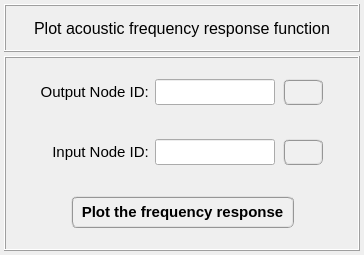
Qt form pulse/interface/ui_files/plots/results/acoustic/plot_acoustic_frequency_response_function.ui (open-pulse/OpenPulse) before a commit.
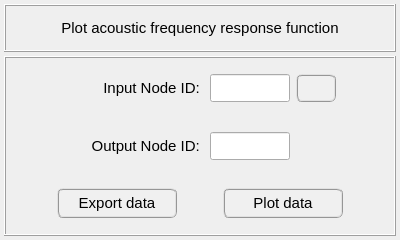
The same form after that commit.

Commit message: Adjusts on acoustic results widgets

Diff of the .ui file:
```diff
--- a/pulse/interface/ui_files/plots/results/acoustic/plot_acoustic_frequency_response_function.ui
+++ b/pulse/interface/ui_files/plots/results/acoustic/plot_acoustic_frequency_response_function.ui
@@ -6,8 +6,8 @@
    <rect>
     <x>0</x>
     <y>0</y>
-    <width>364</width>
-    <height>255</height>
+    <width>400</width>
+    <height>240</height>
    </rect>
   </property>
   <property name="windowTitle">
@@ -30,7 +30,7 @@
     <number>4</number>
    </property>
    <item row="0" column="0">
-    <widget class="QFrame" name="frame">
+    <widget class="QFrame" name="frame_title">
      <property name="minimumSize">
       <size>
        <width>0</width>
@@ -85,7 +85,7 @@
         <property name="font">
          <font>
           <family>MS Shell Dlg 2</family>
-          <pointsize>12</pointsize>
+          <pointsize>11</pointsize>
           <weight>50</weight>
           <italic>false</italic>
           <bold>false</bold>
@@ -106,7 +106,7 @@
     </widget>
    </item>
    <item row="1" column="0">
-    <widget class="QFrame" name="frame_2">
+    <widget class="QFrame" name="frame_main">
      <property name="minimumSize">
       <size>
        <width>0</width>
@@ -141,18 +141,18 @@
       <property name="spacing">
        <number>4</number>
       </property>
-      <item row="1" column="0">
-       <widget class="QFrame" name="frame_denominator">
+      <item row="3" column="0">
+       <widget class="QFrame" name="frame_buttons">
         <property name="minimumSize">
          <size>
           <width>0</width>
-          <height>0</height>
+          <height>52</height>
          </size>
         </property>
         <property name="maximumSize">
          <size>
           <width>16777215</width>
-          <height>52</height>
+          <height>16777215</height>
          </size>
         </property>
         <property name="frameShape">
@@ -161,92 +161,24 @@
         <property name="frameShadow">
          <enum>QFrame::Raised</enum>
         </property>
-        <layout class="QGridLayout" name="gridLayout_8">
+        <layout class="QGridLayout" name="gridLayout_11">
          <property name="leftMargin">
-          <number>2</number>
+          <number>0</number>
          </property>
          <property name="topMargin">
-          <number>2</number>
+          <number>0</number>
          </property>
          <property name="rightMargin">
-          <number>2</number>
+          <number>0</number>
          </property>
          <property name="bottomMargin">
-          <number>2</number>
+          <number>0</number>
          </property>
          <property name="spacing">
-          <number>2</number>
+          <number>0</number>
          </property>
-         <item row="0" column="2">
-          <widget class="QLineEdit" name="lineEdit_input_node_id">
-           <property name="minimumSize">
-            <size>
-             <width>100</width>
-             <height>26</height>
-            </size>
-           </property>
-           <property name="maximumSize">
-            <size>
-             <width>120</width>
-             <height>26</height>
-            </size>
-           </property>
-           <property name="font">
-            <font>
-             <family>Arial</family>
-             <pointsize>11</pointsize>
-             <weight>75</weight>
-             <italic>true</italic>
-             <bold>true</bold>
-            </font>
-           </property>
-           <property name="toolTip">
-            <string>&lt;html&gt;&lt;head/&gt;&lt;body&gt;&lt;p&gt;It corresponds to the denominator node ID to get the acoustic response.&lt;/p&gt;&lt;/body&gt;&lt;/html&gt;</string>
-           </property>
-           <property name="styleSheet">
-            <string notr="true">color: rgb(0, 0, 255);</string>
-           </property>
-           <property name="text">
-            <string/>
-           </property>
-           <property name="alignment">
-            <set>Qt::AlignCenter</set>
-           </property>
-          </widget>
-         </item>
-         <item row="0" column="1">
-          <widget class="QLabel" name="label_12">
-           <property name="minimumSize">
-            <size>
-             <width>116</width>
-             <height>26</height>
-            </size>
-           </property>
-           <property name="maximumSize">
-            <size>
-             <width>116</width>
-             <height>26</height>
-            </size>
-           </property>
-           <property name="font">
-            <font>
-             <family>MS Shell Dlg 2</family>
-             <pointsize>11</pointsize>
-             <weight>50</weight>
-             <italic>false</italic>
-             <bold>false</bold>
-            </font>
-           </property>
-           <property name="text">
-            <string>Input Node ID: </string>
-           </property>
-           <property name="alignment">
-            <set>Qt::AlignRight|Qt::AlignTrailing|Qt::AlignVCenter</set>
-           </property>
-          </widget>
-         </item>
          <item row="0" column="4">
-          <widget class="QFrame" name="frame_6">
+          <widget class="QFrame" name="frame_21">
            <property name="frameShape">
             <enum>QFrame::NoFrame</enum>
            </property>
@@ -255,80 +187,18 @@
            </property>
           </widget>
          </item>
-         <item row="0" column="3">
-          <widget class="QFrame" name="frame_20">
+         <item row="0" column="2">
+          <widget class="QFrame" name="frame_19">
            <property name="frameShape">
             <enum>QFrame::NoFrame</enum>
            </property>
            <property name="frameShadow">
             <enum>QFrame::Raised</enum>
            </property>
-           <layout class="QGridLayout" name="gridLayout_9">
-            <property name="leftMargin">
-             <number>6</number>
-            </property>
-            <property name="topMargin">
-             <number>4</number>
-            </property>
-            <property name="rightMargin">
-             <number>4</number>
-            </property>
-            <property name="bottomMargin">
-             <number>4</number>
-            </property>
-            <property name="spacing">
-             <number>4</number>
-            </property>
-            <item row="0" column="0">
-             <widget class="QPushButton" name="pushButton_flip_selection">
-              <property name="minimumSize">
-               <size>
-                <width>40</width>
-                <height>26</height>
-               </size>
-              </property>
-              <property name="maximumSize">
-               <size>
-                <width>40</width>
-                <height>26</height>
-               </size>
-              </property>
-              <property name="font">
-               <font>
-                <family>MS Shell Dlg 2</family>
-                <pointsize>11</pointsize>
-                <weight>75</weight>
-                <italic>false</italic>
-                <bold>true</bold>
-               </font>
-              </property>
-              <property name="toolTip">
-               <string>Press to export the selected model result.</string>
-              </property>
-              <property name="styleSheet">
-               <string notr="true">QPushButton{border-radius: 6px; border-color: rgb(150, 150, 150); border-style: ridge; border-width: 2px; color: rgb(0, 0, 0); background-color: rgb(240, 240, 240); font: 75 bold 11pt &quot;MS Shell Dlg 2&quot;}
-QPushButton:hover{border-radius: 6px; border-color: rgb(0, 170, 255); border-style: ridge; border-width: 2px; color: rgb(0, 0, 0); background-color: rgba(174, 213, 255, 100); font: 75 bold 11pt &quot;MS Shell Dlg 2&quot;}
-QPushButton:pressed{border-radius: 6px; border-color: rgb(0, 170, 255); border-style: ridge; border-width: 3px; color: rgb(0, 0, 0); background-color: rgb(174, 213, 255); font: 75 bold 11pt &quot;MS Shell Dlg 2&quot;}</string>
-              </property>
-              <property name="text">
-               <string/>
-              </property>
-              <property name="iconSize">
-               <size>
-                <width>20</width>
-                <height>20</height>
-               </size>
-              </property>
-              <property name="flat">
-               <bool>false</bool>
-              </property>
-             </widget>
-            </item>
-           </layout>
           </widget>
          </item>
          <item row="0" column="0">
-          <widget class="QFrame" name="frame_7">
+          <widget class="QFrame" name="frame_17">
            <property name="frameShape">
             <enum>QFrame::NoFrame</enum>
            </property>
@@ -337,21 +207,90 @@
            </property>
           </widget>
          </item>
+         <item row="0" column="3">
+          <widget class="QPushButton" name="pushButton_plot_data">
+           <property name="minimumSize">
+            <size>
+             <width>120</width>
+             <height>30</height>
+            </size>
+           </property>
+           <property name="maximumSize">
+            <size>
+             <width>160</width>
+             <height>30</height>
+            </size>
+           </property>
+           <property name="font">
+            <font>
+             <family>MS Shell Dlg 2</family>
+             <pointsize>11</pointsize>
+             <weight>9</weight>
+             <italic>false</italic>
+             <bold>false</bold>
+            </font>
+           </property>
+           <property name="styleSheet">
+            <string notr="true">QPushButton{border-radius: 6px; border-color: rgb(150, 150, 150); border-style: ridge; border-width: 2px; color: rgb(0, 0, 0); background-color: rgb(240, 240, 240); font: 75 11pt &quot;MS Shell Dlg 2&quot;}
+QPushButton:hover{border-radius: 6px; border-color: rgb(0, 170, 255); border-style: ridge; border-width: 2px; color: rgb(0, 0, 0); background-color: rgba(174, 213, 255, 100); font: 75 11pt &quot;MS Shell Dlg 2&quot;}
+QPushButton:pressed{border-radius: 6px; border-color: rgb(0, 170, 255); border-style: ridge; border-width: 3px; color: rgb(0, 0, 0); background-color: rgb(174, 213, 255); font: 75 11pt &quot;MS Shell Dlg 2&quot;}</string>
+           </property>
+           <property name="text">
+            <string>Plot data</string>
+           </property>
+          </widget>
+         </item>
+         <item row="0" column="1">
+          <widget class="QPushButton" name="pushButton_export_data">
+           <property name="minimumSize">
+            <size>
+             <width>120</width>
+             <height>30</height>
+            </size>
+           </property>
+           <property name="maximumSize">
+            <size>
+             <width>160</width>
+             <height>30</height>
+            </size>
+           </property>
+           <property name="font">
+            <font>
+             <family>MS Shell Dlg 2</family>
+             <pointsize>11</pointsize>
+             <weight>9</weight>
+             <italic>false</italic>
+             <bold>false</bold>
+            </font>
+           </property>
+           <property name="styleSheet">
+            <string notr="true">QPushButton{border-radius: 6px; border-color: rgb(150, 150, 150); border-style: ridge; border-width: 2px; color: rgb(0, 0, 0); background-color: rgb(240, 240, 240); font: 75 11pt &quot;MS Shell Dlg 2&quot;}
+QPushButton:hover{border-radius: 6px; border-color: rgb(0, 170, 255); border-style: ridge; border-width: 2px; color: rgb(0, 0, 0); background-color: rgba(174, 213, 255, 100); font: 75 11pt &quot;MS Shell Dlg 2&quot;}
+QPushButton:pressed{border-radius: 6px; border-color: rgb(0, 170, 255); border-style: ridge; border-width: 3px; color: rgb(0, 0, 0); background-color: rgb(174, 213, 255); font: 75 11pt &quot;MS Shell Dlg 2&quot;}</string>
+           </property>
+           <property name="text">
+            <string>Export data</string>
+           </property>
+           <property name="flat">
+            <bool>false</bool>
+           </property>
+          </widget>
+         </item>
         </layout>
        </widget>
       </item>
-      <item row="0" column="0">
+      <item row="2" column="0">
        <widget class="QFrame" name="frame_numerator">
         <property name="minimumSize">
          <size>
           <width>0</width>
-          <height>0</height>
+          <height>52</height>
          </size>
         </property>
         <property name="maximumSize">
          <size>
           <width>16777215</width>
-          <height>52</height>
+          <height>16777215</height>
          </size>
         </property>
         <property name="frameShape">
@@ -373,21 +312,44 @@
          <property name="bottomMargin">
           <number>2</number>
          </property>
-         <property name="spacing">
+         <property name="horizontalSpacing">
+          <number>6</number>
+         </property>
+         <property name="verticalSpacing">
           <number>2</number>
          </property>
+         <item row="0" column="0">
+          <widget class="QFrame" name="frame_4">
+           <property name="frameShape">
+            <enum>QFrame::NoFrame</enum>
+           </property>
+           <property name="frameShadow">
+            <enum>QFrame::Raised</enum>
+           </property>
+          </widget>
+         </item>
+         <item row="0" column="4">
+          <widget class="QFrame" name="frame_5">
+           <property name="frameShape">
+            <enum>QFrame::NoFrame</enum>
+           </property>
+           <property name="frameShadow">
+            <enum>QFrame::Raised</enum>
+           </property>
+          </widget>
+         </item>
          <item row="0" column="2">
           <widget class="QLineEdit" name="lineEdit_output_node_id">
            <property name="minimumSize">
             <size>
-             <width>100</width>
-             <height>26</height>
+             <width>80</width>
+             <height>28</height>
             </size>
            </property>
            <property name="maximumSize">
             <size>
-             <width>120</width>
-             <height>26</height>
+             <width>80</width>
+             <height>28</height>
             </size>
            </property>
            <property name="font">
@@ -417,14 +379,14 @@
           <widget class="QLabel" name="label_10">
            <property name="minimumSize">
             <size>
-             <width>116</width>
-             <height>26</height>
+             <width>140</width>
+             <height>28</height>
             </size>
            </property>
            <property name="maximumSize">
             <size>
-             <width>116</width>
-             <height>26</height>
+             <width>140</width>
+             <height>28</height>
             </size>
            </property>
            <property name="font">
@@ -445,89 +407,19 @@
           </widget>
          </item>
          <item row="0" column="3">
-          <widget class="QFrame" name="frame_18">
-           <property name="frameShape">
-            <enum>QFrame::NoFrame</enum>
+          <widget class="QFrame" name="frame_3">
+           <property name="minimumSize">
+            <size>
+             <width>40</width>
+             <height>28</height>
+            </size>
            </property>
-           <property name="frameShadow">
-            <enum>QFrame::Raised</enum>
+           <property name="maximumSize">
+            <size>
+             <width>40</width>
+             <height>28</height>
+            </size>
            </property>
-           <layout class="QGridLayout" name="gridLayout_5">
-            <property name="leftMargin">
-             <number>6</number>
-            </property>
-            <property name="topMargin">
-             <number>4</number>
-            </property>
-            <property name="rightMargin">
-             <number>4</number>
-            </property>
-            <property name="bottomMargin">
-             <number>4</number>
-            </property>
-            <property name="spacing">
-             <number>4</number>
-            </property>
-            <item row="0" column="0">
-             <widget class="QPushButton" name="pushButton_call_data_exporter">
-              <property name="minimumSize">
-               <size>
-                <width>40</width>
-                <height>26</height>
-               </size>
-              </property>
-              <property name="maximumSize">
-               <size>
-                <width>40</width>
-                <height>26</height>
-               </size>
-              </property>
-              <property name="font">
-               <font>
-                <family>MS Shell Dlg 2</family>
-                <pointsize>11</pointsize>
-                <weight>75</weight>
-                <italic>false</italic>
-                <bold>true</bold>
-               </font>
-              </property>
-              <property name="toolTip">
-               <string>Press to export the selected model result.</string>
-              </property>
-              <property name="styleSheet">
-               <string notr="true">QPushButton{border-radius: 6px; border-color: rgb(150, 150, 150); border-style: ridge; border-width: 2px; color: rgb(0, 0, 0); background-color: rgb(240, 240, 240); font: 75 bold 11pt &quot;MS Shell Dlg 2&quot;}
-QPushButton:hover{border-radius: 6px; border-color: rgb(0, 170, 255); border-style: ridge; border-width: 2px; color: rgb(0, 0, 0); background-color: rgba(174, 213, 255, 100); font: 75 bold 11pt &quot;MS Shell Dlg 2&quot;}
-QPushButton:pressed{border-radius: 6px; border-color: rgb(0, 170, 255); border-style: ridge; border-width: 3px; color: rgb(0, 0, 0); background-color: rgb(174, 213, 255); font: 75 bold 11pt &quot;MS Shell Dlg 2&quot;}</string>
-              </property>
-              <property name="text">
-               <string/>
-              </property>
-              <property name="iconSize">
-               <size>
-                <width>20</width>
-                <height>20</height>
-               </size>
-              </property>
-              <property name="flat">
-               <bool>false</bool>
-              </property>
-             </widget>
-            </item>
-           </layout>
-          </widget>
-         </item>
-         <item row="0" column="0">
-          <widget class="QFrame" name="frame_4">
-           <property name="frameShape">
-            <enum>QFrame::NoFrame</enum>
-           </property>
-           <property name="frameShadow">
-            <enum>QFrame::Raised</enum>
-           </property>
-          </widget>
-         </item>
-         <item row="0" column="4">
-          <widget class="QFrame" name="frame_5">
            <property name="frameShape">
             <enum>QFrame::NoFrame</enum>
            </property>
@@ -539,18 +431,18 @@
         </layout>
        </widget>
       </item>
-      <item row="2" column="0">
-       <widget class="QFrame" name="frame_3">
+      <item row="1" column="0">
+       <widget class="QFrame" name="frame_denominator">
         <property name="minimumSize">
          <size>
           <width>0</width>
-          <height>0</height>
+          <height>52</height>
          </size>
         </property>
         <property name="maximumSize">
          <size>
           <width>16777215</width>
-          <height>52</height>
+          <height>16777215</height>
          </size>
         </property>
         <property name="frameShape">
@@ -559,7 +451,7 @@
         <property name="frameShadow">
          <enum>QFrame::Raised</enum>
         </property>
-        <layout class="QGridLayout" name="gridLayout_47">
+        <layout class="QGridLayout" name="gridLayout_8">
          <property name="leftMargin">
           <number>2</number>
          </property>
@@ -572,65 +464,145 @@
          <property name="bottomMargin">
           <number>2</number>
          </property>
-         <property name="spacing">
+         <property name="horizontalSpacing">
+          <number>6</number>
+         </property>
+         <property name="verticalSpacing">
           <number>2</number>
          </property>
+         <item row="0" column="4">
+          <widget class="QFrame" name="frame_6">
+           <property name="frameShape">
+            <enum>QFrame::NoFrame</enum>
+           </property>
+           <property name="frameShadow">
+            <enum>QFrame::Raised</enum>
+           </property>
+          </widget>
+         </item>
+         <item row="0" column="0">
+          <widget class="QFrame" name="frame_7">
+           <property name="frameShape">
+            <enum>QFrame::NoFrame</enum>
+           </property>
+           <property name="frameShadow">
+            <enum>QFrame::Raised</enum>
+           </property>
+          </widget>
+         </item>
          <item row="0" column="1">
-          <widget class="QPushButton" name="pushButton_plot_frequency_response">
+          <widget class="QLabel" name="label_12">
            <property name="minimumSize">
             <size>
-             <width>200</width>
-             <height>32</height>
+             <width>140</width>
+             <height>28</height>
             </size>
            </property>
            <property name="maximumSize">
             <size>
-             <width>320</width>
-             <height>32</height>
+             <width>140</width>
+             <height>28</height>
             </size>
            </property>
            <property name="font">
             <font>
              <family>MS Shell Dlg 2</family>
              <pointsize>11</pointsize>
+             <weight>50</weight>
+             <italic>false</italic>
+             <bold>false</bold>
+            </font>
+           </property>
+           <property name="text">
+            <string>Input Node ID: </string>
+           </property>
+           <property name="alignment">
+            <set>Qt::AlignRight|Qt::AlignTrailing|Qt::AlignVCenter</set>
+           </property>
+          </widget>
+         </item>
+         <item row="0" column="2">
+          <widget class="QLineEdit" name="lineEdit_input_node_id">
+           <property name="minimumSize">
+            <size>
+             <width>80</width>
+             <height>28</height>
+            </size>
+           </property>
+           <property name="maximumSize">
+            <size>
+             <width>80</width>
+             <height>28</height>
+            </size>
+           </property>
+           <property name="font">
+            <font>
+             <family>Arial</family>
+             <pointsize>11</pointsize>
              <weight>75</weight>
+             <italic>true</italic>
+             <bold>true</bold>
+            </font>
+           </property>
+           <property name="toolTip">
+            <string>&lt;html&gt;&lt;head/&gt;&lt;body&gt;&lt;p&gt;It corresponds to the denominator node ID to get the acoustic response.&lt;/p&gt;&lt;/body&gt;&lt;/html&gt;</string>
+           </property>
+           <property name="styleSheet">
+            <string notr="true">color: rgb(0, 0, 255);</string>
+           </property>
+           <property name="text">
+            <string/>
+           </property>
+           <property name="alignment">
+            <set>Qt::AlignCenter</set>
+           </property>
+          </widget>
+         </item>
+         <item row="0" column="3">
+          <widget class="QPushButton" name="pushButton_flip_nodes">
+           <property name="minimumSize">
+            <size>
+             <width>40</width>
+             <height>28</height>
+            </size>
+           </property>
+           <property name="maximumSize">
+            <size>
+             <width>40</width>
+             <height>28</height>
+            </size>
+           </property>
+           <property name="font">
+            <font>
+             <family>MS Shell Dlg 2</family>
+             <pointsize>11</pointsize>
+             <weight>75</weight>
              <italic>false</italic>
              <bold>true</bold>
             </font>
            </property>
+           <property name="toolTip">
+            <string>Press to export the selected model result.</string>
+           </property>
            <property name="styleSheet">
             <string notr="true">QPushButton{border-radius: 6px; border-color: rgb(150, 150, 150); border-style: ridge; border-width: 2px; color: rgb(0, 0, 0); background-color: rgb(240, 240, 240); font: 75 bold 11pt &quot;MS Shell Dlg 2&quot;}
 QPushButton:hover{border-radius: 6px; border-color: rgb(0, 170, 255); border-style: ridge; border-width: 2px; color: rgb(0, 0, 0); background-color: rgba(174, 213, 255, 100); font: 75 bold 11pt &quot;MS Shell Dlg 2&quot;}
 QPushButton:pressed{border-radius: 6px; border-color: rgb(0, 170, 255); border-style: ridge; border-width: 3px; color: rgb(0, 0, 0); background-color: rgb(174, 213, 255); font: 75 bold 11pt &quot;MS Shell Dlg 2&quot;}</string>
            </property>
            <property name="text">
-            <string>  Plot the frequency response  </string>
+            <string/>
+           </property>
+           <property name="iconSize">
+            <size>
+             <width>20</width>
+             <height>20</height>
+            </size>
            </property>
            <property name="flat">
             <bool>false</bool>
            </property>
           </widget>
          </item>
-         <item row="0" column="2">
-          <widget class="QFrame" name="frame_54">
-           <property name="frameShape">
-            <enum>QFrame::NoFrame</enum>
-           </property>
-           <property name="frameShadow">
-            <enum>QFrame::Raised</enum>
-           </property>
-          </widget>
-         </item>
-         <item row="0" column="0">
-          <widget class="QFrame" name="frame_53">
-           <property name="frameShape">
-            <enum>QFrame::NoFrame</enum>
-           </property>
-           <property name="frameShadow">
-            <enum>QFrame::Raised</enum>
-           </property>
-          </widget>
-         </item>
         </layout>
        </widget>
       </item>
```
The commit also changes 10 other files.
